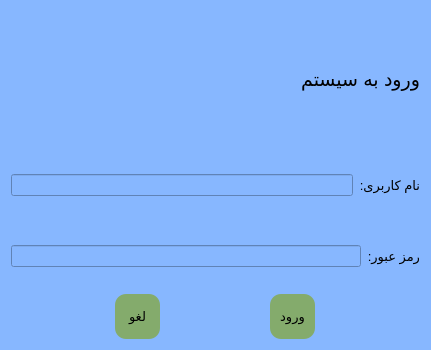
AmirNikravan/Barcode, file login.ui: the form before one commit.
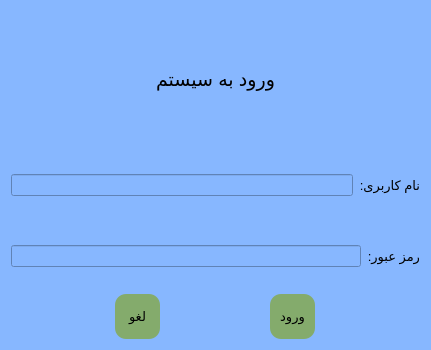
The form after the commit.

Patch:
```diff
--- a/login.ui
+++ b/login.ui
@@ -28,6 +28,9 @@
                                         <property name="text">
                                                 <string>ورود به سیستم</string>
                                         </property>
+     <property name="alignment">
+      <set>Qt::AlignCenter</set>
+     </property>
                                 </widget>
                         </item>
                         <item>
```
Lines whose indentation alone changed are shown as unchanged.
